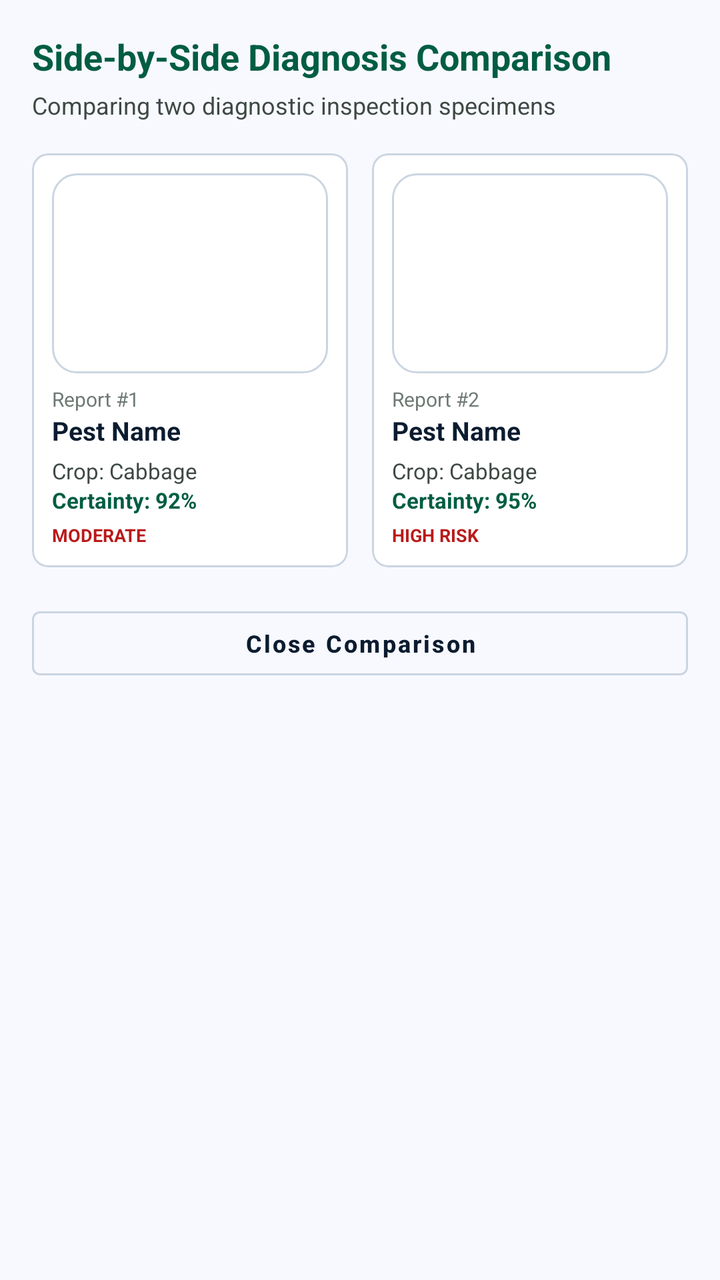
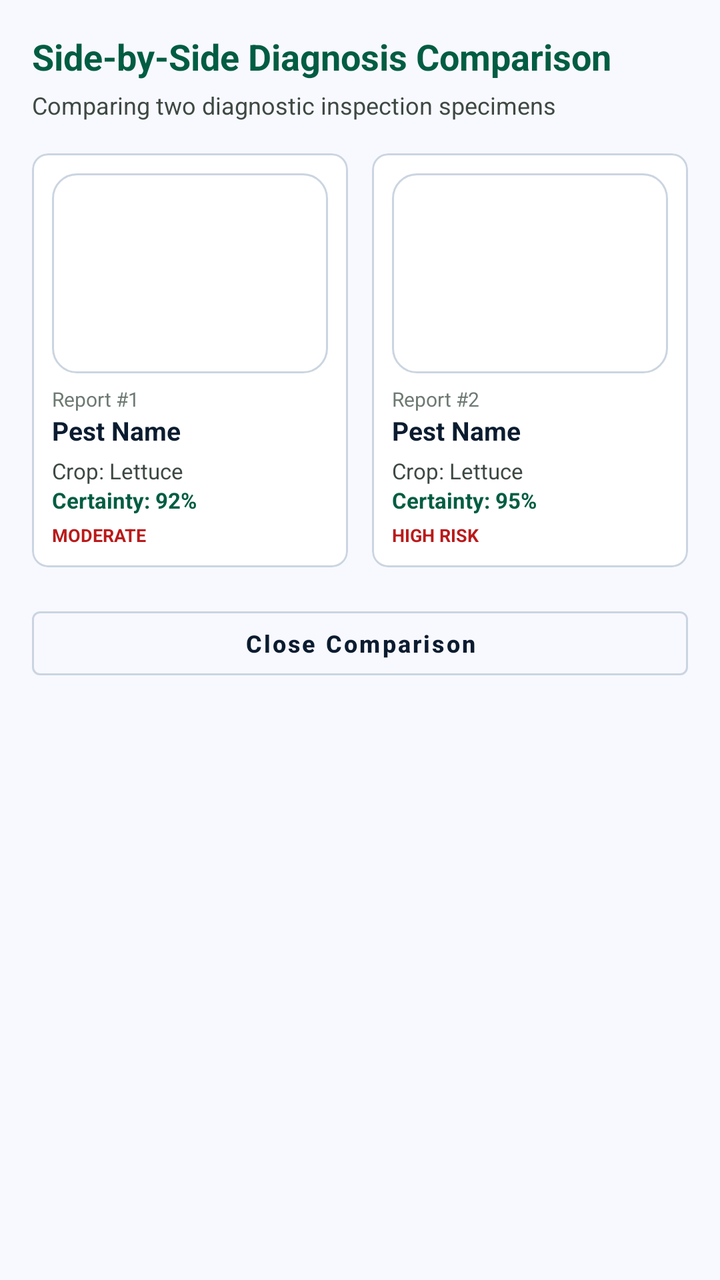

Two renders of the same Android screen: before a commit and after it. Below are the layout's source before the change and the commit's diff.
<!-- AndroidManifest.xml: application theme Theme.AgriMonitor -->
<!-- res/layout/dialog_detection_compare.xml -->
<?xml version="1.0" encoding="utf-8"?>
<LinearLayout xmlns:android="http://schemas.android.com/apk/res/android"
    xmlns:app="http://schemas.android.com/apk/res-auto"
    android:layout_width="match_parent"
    android:layout_height="wrap_content"
    android:orientation="vertical"
    android:padding="16dp"
    android:background="@color/surface">

    <TextView
        android:layout_width="wrap_content"
        android:layout_height="wrap_content"
        android:text="Side-by-Side Diagnosis Comparison"
        android:textSize="18sp"
        android:textStyle="bold"
        android:textColor="@color/primary"
        android:layout_marginBottom="4dp" />

    <TextView
        android:layout_width="wrap_content"
        android:layout_height="wrap_content"
        android:text="Comparing two diagnostic inspection specimens"
        android:textSize="12sp"
        android:textColor="@color/on_surface_variant"
        android:layout_marginBottom="16dp" />

    <LinearLayout
        android:layout_width="match_parent"
        android:layout_height="wrap_content"
        android:orientation="horizontal"
        android:baselineAligned="false">

        
        <com.google.android.material.card.MaterialCardView
            android:layout_width="0dp"
            android:layout_height="wrap_content"
            android:layout_weight="1"
            android:layout_marginEnd="6dp"
            app:cardCornerRadius="8dp"
            app:cardElevation="0dp"
            app:strokeColor="@color/outline_variant"
            app:strokeWidth="1dp"
            app:cardBackgroundColor="@color/surface_container_lowest">

            <LinearLayout
                android:layout_width="match_parent"
                android:layout_height="wrap_content"
                android:orientation="vertical"
                android:padding="10dp">

                <ImageView
                    android:id="@+id/ivCompare1"
                    android:layout_width="match_parent"
                    android:layout_height="100dp"
                    android:scaleType="centerCrop"
                    android:src="@drawable/bg_card_stitch" />

                <TextView
                    android:id="@+id/tvCompareId1"
                    android:layout_width="wrap_content"
                    android:layout_height="wrap_content"
                    android:layout_marginTop="6dp"
                    android:text="Report #1"
                    android:textSize="10sp"
                    android:textColor="@color/outline" />

                <TextView
                    android:id="@+id/tvComparePest1"
                    android:layout_width="wrap_content"
                    android:layout_height="wrap_content"
                    android:text="Pest Name"
                    android:textSize="13sp"
                    android:textStyle="bold"
                    android:textColor="@color/on_surface" />

                <TextView
                    android:id="@+id/tvCompareDisease1"
                    android:layout_width="wrap_content"
                    android:layout_height="wrap_content"
                    android:text="Disease Name"
                    android:textSize="11sp"
                    android:textColor="@color/amber_600"
                    android:visibility="gone" />

                <TextView
                    android:id="@+id/tvCompareCrop1"
                    android:layout_width="wrap_content"
                    android:layout_height="wrap_content"
                    android:layout_marginTop="4dp"
                    android:text="Crop: Cabbage"
                    android:textSize="11sp"
                    android:textColor="@color/on_surface_variant" />

                <TextView
                    android:id="@+id/tvCompareConf1"
                    android:layout_width="wrap_content"
                    android:layout_height="wrap_content"
                    android:text="Certainty: 92%"
                    android:textSize="11sp"
                    android:textStyle="bold"
                    android:textColor="@color/primary" />

                <TextView
                    android:id="@+id/tvCompareSeverity1"
                    android:layout_width="wrap_content"
                    android:layout_height="wrap_content"
                    android:layout_marginTop="4dp"
                    android:text="MODERATE"
                    android:textSize="9sp"
                    android:textStyle="bold"
                    android:textColor="@color/error" />
            </LinearLayout>
        </com.google.android.material.card.MaterialCardView>

        
        <com.google.android.material.card.MaterialCardView
            android:layout_width="0dp"
            android:layout_height="wrap_content"
            android:layout_weight="1"
            android:layout_marginStart="6dp"
            app:cardCornerRadius="8dp"
            app:cardElevation="0dp"
            app:strokeColor="@color/outline_variant"
            app:strokeWidth="1dp"
            app:cardBackgroundColor="@color/surface_container_lowest">

            <LinearLayout
                android:layout_width="match_parent"
                android:layout_height="wrap_content"
                android:orientation="vertical"
                android:padding="10dp">

                <ImageView
                    android:id="@+id/ivCompare2"
                    android:layout_width="match_parent"
                    android:layout_height="100dp"
                    android:scaleType="centerCrop"
                    android:src="@drawable/bg_card_stitch" />

                <TextView
                    android:id="@+id/tvCompareId2"
                    android:layout_width="wrap_content"
                    android:layout_height="wrap_content"
                    android:layout_marginTop="6dp"
                    android:text="Report #2"
                    android:textSize="10sp"
                    android:textColor="@color/outline" />

                <TextView
                    android:id="@+id/tvComparePest2"
                    android:layout_width="wrap_content"
                    android:layout_height="wrap_content"
                    android:text="Pest Name"
                    android:textSize="13sp"
                    android:textStyle="bold"
                    android:textColor="@color/on_surface" />

                <TextView
                    android:id="@+id/tvCompareDisease2"
                    android:layout_width="wrap_content"
                    android:layout_height="wrap_content"
                    android:text="Disease Name"
                    android:textSize="11sp"
                    android:textColor="@color/amber_600"
                    android:visibility="gone" />

                <TextView
                    android:id="@+id/tvCompareCrop2"
                    android:layout_width="wrap_content"
                    android:layout_height="wrap_content"
                    android:layout_marginTop="4dp"
                    android:text="Crop: Cabbage"
                    android:textSize="11sp"
                    android:textColor="@color/on_surface_variant" />

                <TextView
                    android:id="@+id/tvCompareConf2"
                    android:layout_width="wrap_content"
                    android:layout_height="wrap_content"
                    android:text="Certainty: 95%"
                    android:textSize="11sp"
                    android:textStyle="bold"
                    android:textColor="@color/primary" />

                <TextView
                    android:id="@+id/tvCompareSeverity2"
                    android:layout_width="wrap_content"
                    android:layout_height="wrap_content"
                    android:layout_marginTop="4dp"
                    android:text="HIGH RISK"
                    android:textSize="9sp"
                    android:textStyle="bold"
                    android:textColor="@color/error" />
            </LinearLayout>
        </com.google.android.material.card.MaterialCardView>

    </LinearLayout>

    <com.google.android.material.button.MaterialButton
        android:id="@+id/btnCloseCompare"
        android:layout_width="match_parent"
        android:layout_height="44dp"
        android:layout_marginTop="16dp"
        android:text="Close Comparison"
        android:textAllCaps="false"
        android:textSize="12sp"
        android:textStyle="bold"
        android:textColor="@color/on_surface"
        style="@style/Widget.MaterialComponents.Button.OutlinedButton"
        app:strokeColor="@color/outline_variant" />

</LinearLayout>
<!-- resources referenced by this layout -->
<resources>
  <color name="amber_600">#B45309</color>
  <color name="error">#BA1A1A</color>
  <color name="on_surface">#0B1C30</color>
  <color name="on_surface_variant">#3E4943</color>
  <color name="outline">#6E7A73</color>
  <color name="outline_variant">#CBD5E1</color>
  <color name="primary">#005D42</color>
  <color name="surface">#F8F9FF</color>
  <color name="surface_container_lowest">#FFFFFF</color>
  <!-- drawable bg_card_stitch (drawable) -->
  <?xml version="1.0" encoding="utf-8"?>
  <shape xmlns:android="http://schemas.android.com/apk/res/android"
      android:shape="rectangle">
      <solid android:color="@color/surface_container_lowest" />
      <corners android:radius="12dp" />
      <stroke
          android:width="1dp"
          android:color="@color/outline_variant" />
  </shape>
  <style name="Theme.AgriMonitor" parent="Theme.MaterialComponents.DayNight.NoActionBar">
          
          <item name="colorPrimary">@color/primary</item>
          <item name="colorPrimaryVariant">@color/primary_variant</item>
          <item name="colorOnPrimary">@color/on_primary</item>
          <item name="colorSecondary">@color/secondary</item>
          <item name="colorOnSecondary">@color/on_secondary</item>
          <item name="android:statusBarColor">@color/surface</item>
          <item name="android:windowLightStatusBar">true</item>
          <item name="android:windowBackground">@color/surface</item>
          <item name="android:textColorPrimary">@color/on_surface</item>
          <item name="android:textColorSecondary">@color/on_surface_variant</item>
      </style>
  <color name="primary_variant">#004530</color>
  <color name="on_primary">#FFFFFF</color>
  <color name="secondary">#006E2D</color>
  <color name="on_secondary">#FFFFFF</color>
</resources>

<!-- the commit's change to res/layout/dialog_detection_compare.xml (unified diff, before → after) -->
@@ -87,7 +87,7 @@
                     android:layout_width="wrap_content"
                     android:layout_height="wrap_content"
                     android:layout_marginTop="4dp"
-                    android:text="Crop: Cabbage"
+                    android:text="Crop: Lettuce"
                     android:textSize="11sp"
                     android:textColor="@color/on_surface_variant" />
 
@@ -169,7 +169,7 @@
                     android:layout_width="wrap_content"
                     android:layout_height="wrap_content"
                     android:layout_marginTop="4dp"
-                    android:text="Crop: Cabbage"
+                    android:text="Crop: Lettuce"
                     android:textSize="11sp"
                     android:textColor="@color/on_surface_variant" />
 
